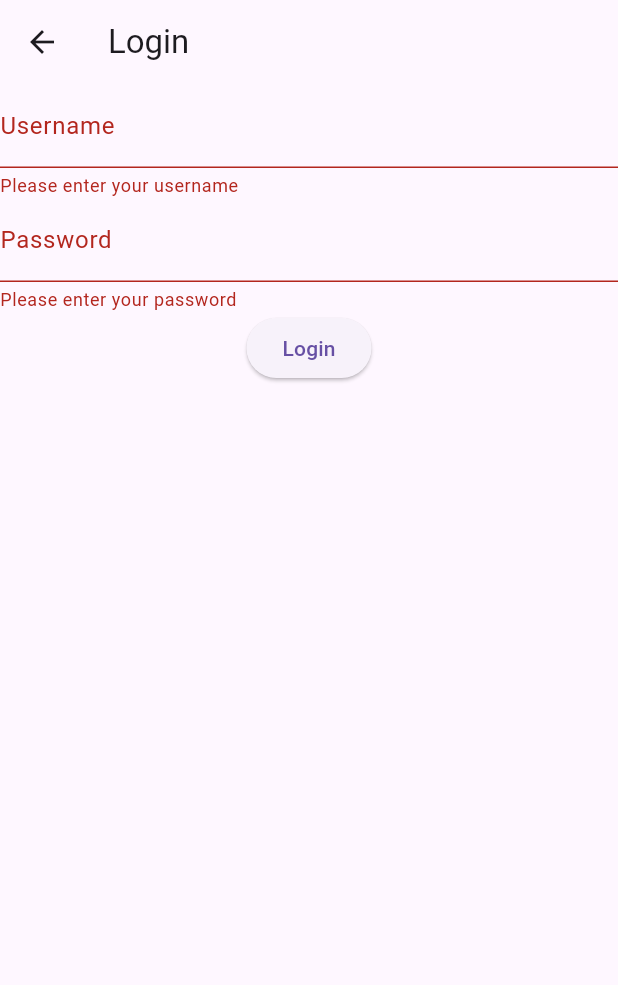
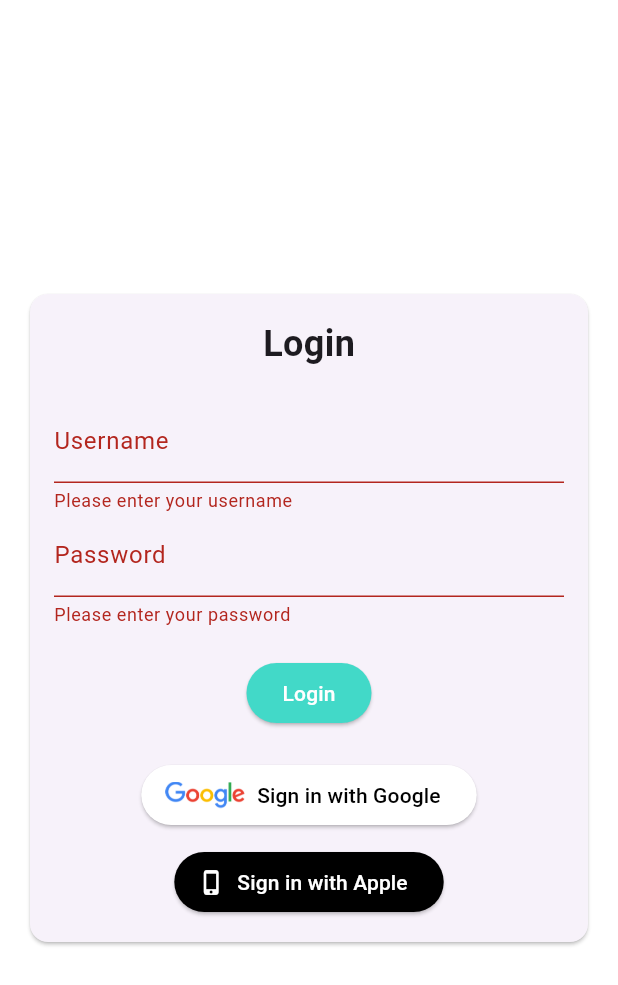
Before and after one commit to Vukp17/fishing_forecast, a Flutter app: the LoginScreen screen opened directly, after a tap on "Login", on a phone screen of 412 x 824 dp. Shown: the top 985 px of the screen. Run offline on Flutter 3.47's test engine with Material 3 defaults, Android fonts, the phone set to English and light mode, and no system bars; our stand-ins replace google_maps_flutter; network calls fail.

Commit message:
Add new files and update dependencies add maps and login design

```diff
--- /dev/null
+++ b/lib/screens/login_screen.dart
@@ -0,0 +1,120 @@
+import 'package:fishingapp/services/auth_service.dart';
+import 'package:flutter/material.dart';
+import 'package:fishingapp/widgets/main/bottom_navigation.dart';
+class LoginScreen extends StatefulWidget {
+  @override
+  _LoginScreenState createState() => _LoginScreenState();
+}
+
+class _LoginScreenState extends State<LoginScreen> {
+  final _formKey = GlobalKey<FormState>();
+  String _username = '';
+  String _password = '';
+
+  void _trySubmit() {
+    final isValid = _formKey.currentState?.validate();
+    if (isValid == true) {
+      // Use AuthService to log in the user
+      AuthService().login(_username, _password);
+      if (!AuthService().isLoggedIn) {
+        Navigator.of(context).pushReplacement(
+          MaterialPageRoute(builder: (context) => BottomNavigationExample()),
+        );
+      } else {
+        ScaffoldMessenger.of(context).showSnackBar(
+          SnackBar(content: Text('Invalid username or password')),
+        );
+      }
+    }
+  }
+
+  @override
+  Widget build(BuildContext context) {
+    return Scaffold(
+      backgroundColor: Color.fromARGB(255, 255, 255, 255),
+      body: Center(
+        child: Card(
+          margin: EdgeInsets.all(20.0),
+          child: Padding(
+            padding: EdgeInsets.all(16.0),
+            child: Form(
+              key: _formKey,
+              child: Column(
+                mainAxisSize: MainAxisSize.min,
+                children: <Widget>[
+                  Text(
+                    'Login',
+                    style: TextStyle(
+                      fontSize: 24,
+                      fontWeight: FontWeight.bold,
+                    ),
+                  ),
+                  SizedBox(height: 20.0),
+                  TextFormField(
+                    decoration: InputDecoration(labelText: 'Username'),
+                    validator: (value) {
+                      if (value == null || value.isEmpty) {
+                        return 'Please enter your username';
+                      }
+                      return null;
+                    },
+                    onChanged: (value) {
+                      _username = value;
+                    },
+                  ),
+                  TextFormField(
+                    decoration: InputDecoration(labelText: 'Password'),
+                    obscureText: true,
+                    validator: (value) {
+                      if (value == null || value.isEmpty) {
+                        return 'Please enter your password';
+                      }
+                      return null;
+                    },
+                    onChanged: (value) {
+                      _password = value;
+                    },
+                  ),
+                  SizedBox(height: 20.0),
+                  ElevatedButton(
+                    child: Text('Login'),
+                    style: ElevatedButton.styleFrom(
+                      foregroundColor: Colors.white, backgroundColor: Color(0xFF42d9c8), // foreground
+                    ),
+                    onPressed: _trySubmit,
+                  ),
+                  SizedBox(height: 20.0),
+                  ElevatedButton.icon(
+                    //C:\Dev\fishingapp\lib\assets\google_logo.png  // Copy the google_logo.png file
+                    //to  C:\Dev\fishingapp\lib\screens\login_screen.dart // Paste the google_logo.png file
+                    icon: Image.asset('assets/google_logo.png', height: 18.0),
+                    label: Text('Sign in with Google'),
+                    style: ElevatedButton.styleFrom(
+                      foregroundColor: Colors.black, backgroundColor: Colors.white,
+                      elevation: 1,
+                    ),
+                    onPressed: () {
+                      // Handle Google sign in
+                    },
+                  ),
+                  SizedBox(height: 10.0),
+                  ElevatedButton.icon(
+                    icon: Icon(Icons.phone_iphone),
+                    label: Text('Sign in with Apple'),
+                    style: ElevatedButton.styleFrom(
+                      foregroundColor: Colors.white, backgroundColor: Colors.black,
+                      elevation: 1,
+                    ),
+                    onPressed: () {
+                      // Handle Apple sign in
+                    },
+                  ),
+                ],
+              ),
+            ),
+          ),
+        ),
+      ),
+    );
+  }
+}
--- a/lib/screens/login_screnn.dart
+++ /dev/null
@@ -1,71 +0,0 @@
-import 'package:flutter/material.dart';
-import '../main.dart';
-class LoginScreen extends StatefulWidget {
-  @override
-  _LoginScreenState createState() => _LoginScreenState();
-}
-
-class _LoginScreenState extends State<LoginScreen> {
-  final _formKey = GlobalKey<FormState>();
-  String _username = '';
-  String _password = '';
-
-  void _trySubmit() {
-    final isValid = _formKey.currentState?.validate();
-    if (isValid == true) {
-      // Hardcoded username and password
-      if (_username == 'admin' && _password == 'password') {
-        Navigator.of(context).pushReplacement(
-          MaterialPageRoute(builder: (context) => BottomNavigationExample()),
-        );
-      } else {
-        ScaffoldMessenger.of(context).showSnackBar(
-          SnackBar(content: Text('Invalid username or password')),
-        );
-      }
-    }
-  }
-
-  @override
-  Widget build(BuildContext context) {
-    return Scaffold(
-      appBar: AppBar(title: Text('Login')),
-      body: Form(
-        key: _formKey,
-        child: Column(
-          children: <Widget>[
-            TextFormField(
-              decoration: InputDecoration(labelText: 'Username'),
-              validator: (value) {
-                if (value == null || value.isEmpty) {
-                  return 'Please enter your username';
-                }
-                return null;
-              },
-              onChanged: (value) {
-                _username = value;
-              },
-            ),
-            TextFormField(
-              decoration: InputDecoration(labelText: 'Password'),
-              obscureText: true,
-              validator: (value) {
-                if (value == null || value.isEmpty) {
-                  return 'Please enter your password';
-                }
-                return null;
-              },
-              onChanged: (value) {
-                _password = value;
-              },
-            ),
-            ElevatedButton(
-              child: Text('Login'),
-              onPressed: _trySubmit,
-            ),
-          ],
-        ),
-      ),
-    );
-  }
-}
--- /dev/null
+++ b/lib/services/auth_service.dart
@@ -0,0 +1,17 @@
+class AuthService {
+  bool _isLoggedIn = false;
+
+  bool get isLoggedIn => _isLoggedIn;
+
+  void login(String username, String password) {
+
+    if (username == 'admin' && password == 'password') {
+      _isLoggedIn = true;
+      print('Logged in');
+    }
+  }
+
+  void logout() {
+    _isLoggedIn = false;
+  }
+}
```
Also changed, not shown: lib/main.dart (+10 -54 lines), lib/screens/map_screen.dart (added, +45 -0 lines), lib/widgets/main/bottom_navigation.dart (added, +60 -0 lines), pubspec.yaml (+7 -1 lines), assets/google_logo.png (added), lib/assets/google_logo.png (added), pubspec.lock, 3 other files.
